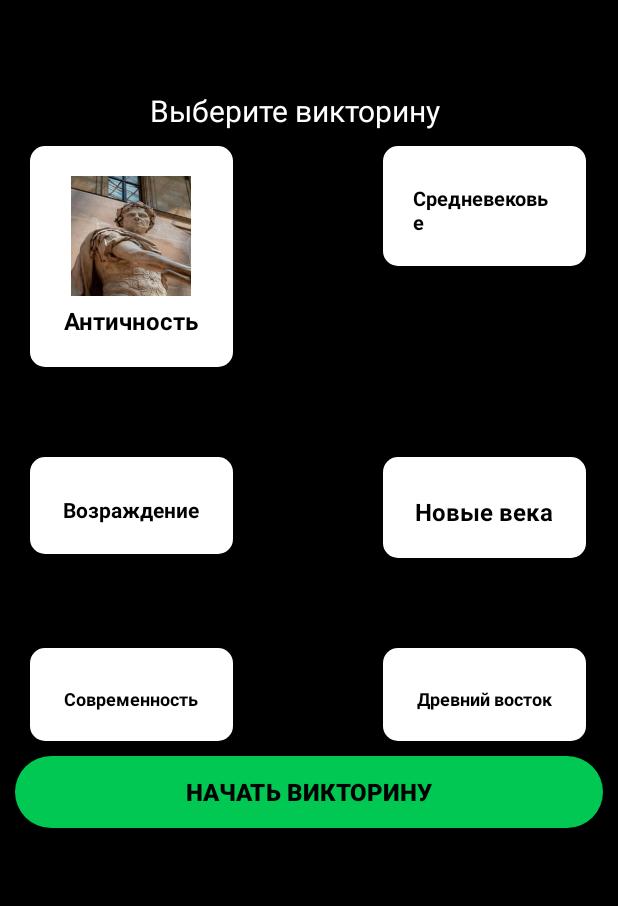
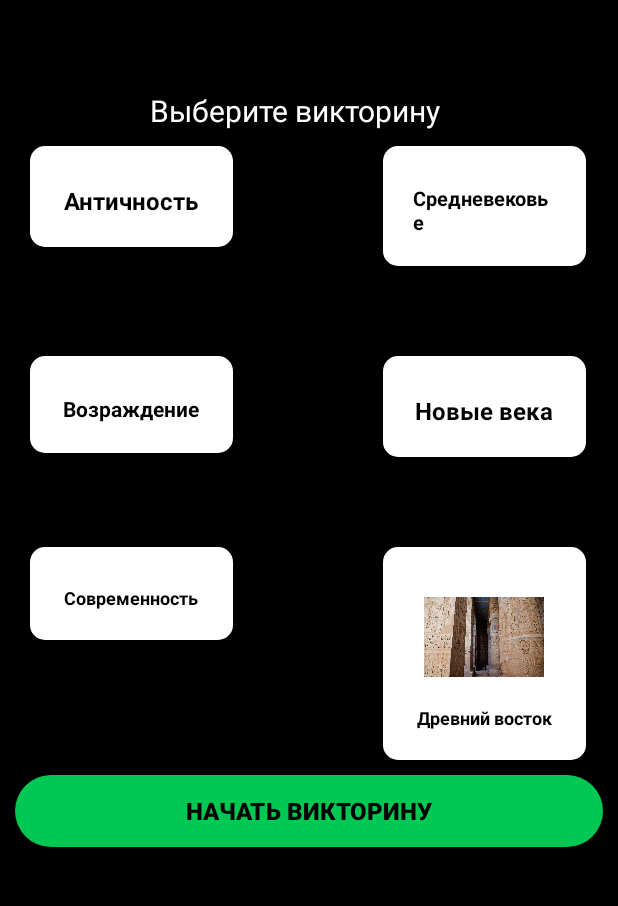
Before and after one commit to AramNalbandyan1/QuizGame, an Android app: the screen it shows after launch (MainActivity), on a phone screen of 412 x 824 dp, the part 84-990 px from its top. Run offline under Robolectric (Android 15) with nearby library versions, the phone set to English and light mode, and no system bars.

Commit message:
Version 0.0.2

```diff
--- a/app/src/main/res/layout/activity_main.xml
+++ b/app/src/main/res/layout/activity_main.xml
@@ -44,10 +44,10 @@
             android:layout_marginEnd="50dp"
             android:background="@drawable/round_back_white10">
 
-            <ImageView
+            <!--<ImageView
                 android:layout_width="80dp"
                 android:layout_height="80dp"
-                android:src="@drawable/ancient_world_image_optimized"/>
+                android:src="@drawable/ancient_world_image_optimized"/>-->
 
             <TextView
                 android:layout_width="wrap_content"
@@ -205,10 +205,10 @@
             android:layout_marginStart="50dp"
             android:background="@drawable/round_back_white10">
 
-           <!-- <ImageView
+            <ImageView
                 android:layout_width="80dp"
                 android:layout_height="80dp"
-                android:src="@drawable/ancient_image"/>-->
+                android:src="@drawable/ancient_image"/>
 
             <TextView
                 android:layout_width="wrap_content"
```
Also changed, not shown: app/src/main/res/drawable/ancient_image.webp (added), 1 other file.
